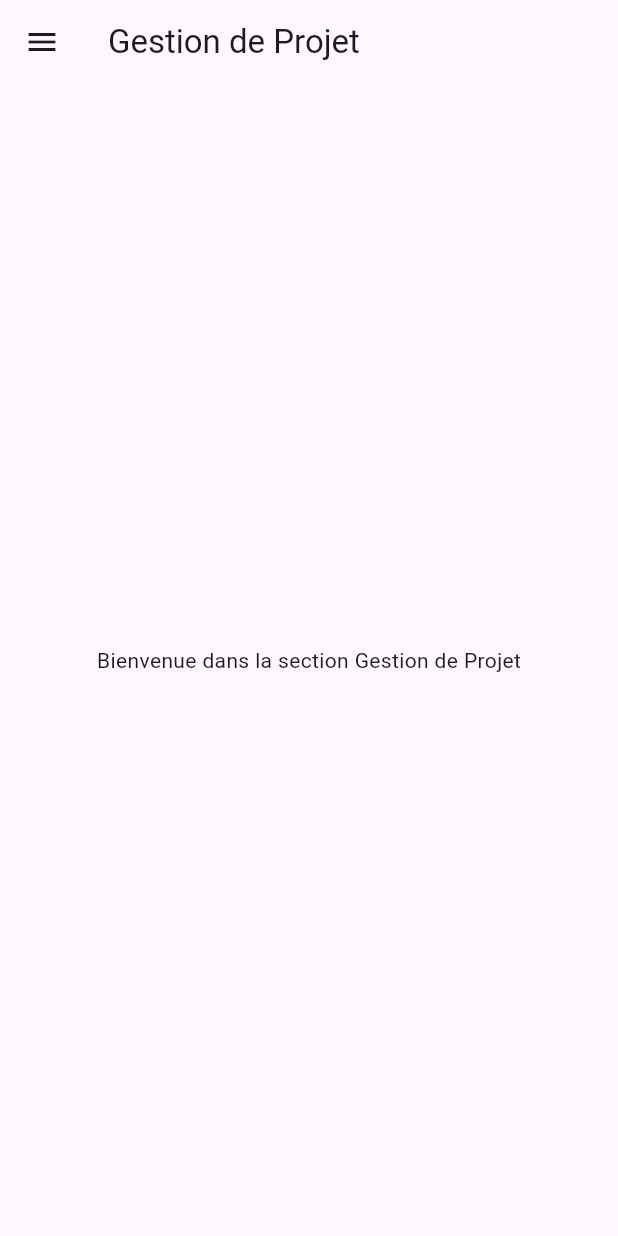
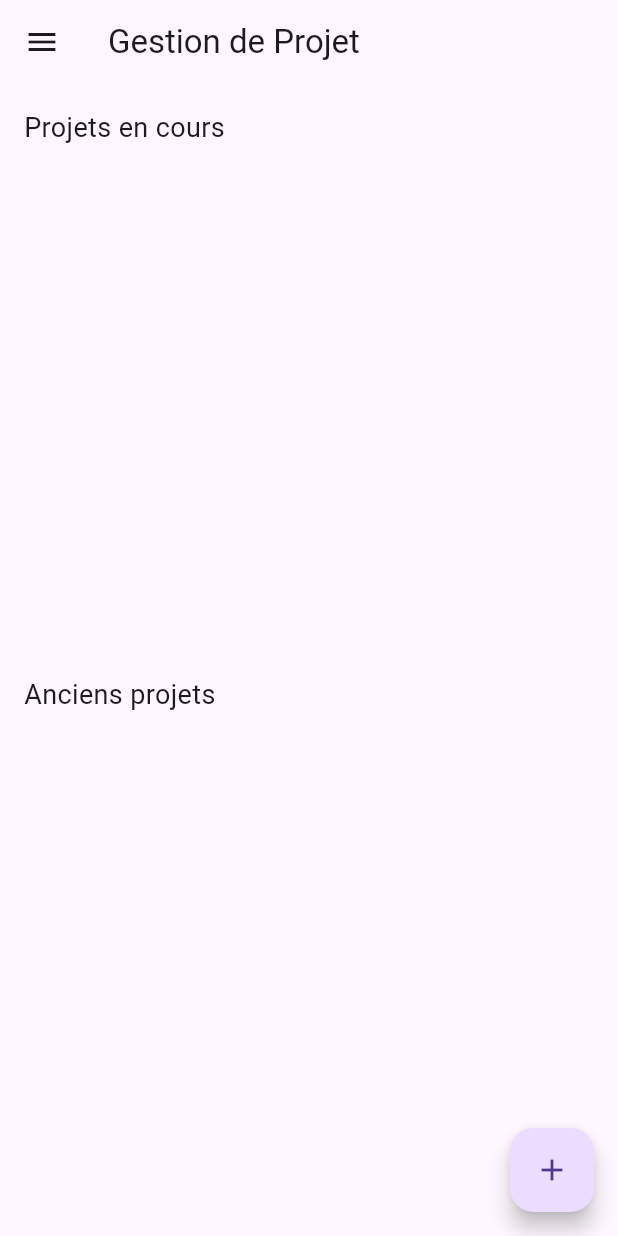
Before and after one commit to dimitristeave/managementUniversityApp, a Flutter app: the ProjectManagementPage screen opened by its route, on a phone screen of 412 x 824 dp. Run offline on Flutter 3.47's test engine with Material 3 defaults, Android fonts, the light colour scheme and no system bars; our stand-ins replace awesome_notifications, cloud_firestore, dio, firebase_auth, firebase_core, firebase_messaging and 3 more; accounts and stored records are empty.

Commit message:
.
project management

```diff
--- a/lib/views/project_management.dart
+++ b/lib/views/project_management.dart
@@ -1,16 +1,94 @@
 import 'package:flutter/material.dart';
+import 'package:cloud_firestore/cloud_firestore.dart';
 import 'package:isibappmoodle/reutilisable/app_drawer.dart';
+import 'package:isibappmoodle/views/add_project_page.dart';
+import 'package:isibappmoodle/views/project_details_page.dart';
 
 class ProjectManagementPage extends StatelessWidget {
+  const ProjectManagementPage({super.key});
+
   @override
   Widget build(BuildContext context) {
+    final FirebaseFirestore firestore = FirebaseFirestore.instance;
+
     return Scaffold(
+      drawer: AppDrawer(),
       appBar: AppBar(
-        title: Text('Gestion de Projet'),
+        title: const Text('Gestion de Projet'),
       ),
-      drawer: AppDrawer(),
-      body: Center(
-        child: Text('Bienvenue dans la section Gestion de Projet'),
+      body: StreamBuilder<QuerySnapshot>(
+        stream: firestore.collection('projects').snapshots(),
+        builder: (context, snapshot) {
+          if (!snapshot.hasData) {
+            return const Center(child: CircularProgressIndicator());
+          }
+
+          final projects = snapshot.data!.docs;
+          final ongoingProjects = projects
+              .where((project) => project['status'] == 'En cours')
+              .toList();
+          final completedProjects = projects
+              .where((project) => project['status'] == 'Terminé')
+              .toList();
+
+          return Padding(
+            padding: const EdgeInsets.all(16.0),
+            child: Column(
+              crossAxisAlignment: CrossAxisAlignment.start,
+              children: [
+                const Text('Projets en cours', style: TextStyle(fontSize: 18)),
+                Expanded(
+                  child: ListView.builder(
+                    itemCount: ongoingProjects.length,
+                    itemBuilder: (context, index) {
+                      final project = ongoingProjects[index];
+                      return ListTile(
+                        title: Text(project['name']),
+                        subtitle: Text('Deadline : ${project['deadline']}'),
+                        onTap: () {
+                          Navigator.push(
+                            context,
+                            MaterialPageRoute(
+                              builder: (context) => ProjectDetailsPage(
+                                projectId: project.id,
+                              ),
+                            ),
+                          );
+                        },
+                      );
+                    },
+                  ),
+                ),
+                const SizedBox(height: 20),
+                const Text('Anciens projets', style: TextStyle(fontSize: 18)),
+                Expanded(
+                  child: ListView.builder(
+                    itemCount: completedProjects.length,
+                    itemBuilder: (context, index) {
+                      final project = completedProjects[index];
+                      return ListTile(
+                        title: Text(project['name']),
+                        subtitle:
+                            Text('Terminé le : ${project['completedDate']}'),
+                      );
+                    },
+                  ),
+                ),
+              ],
+            ),
+          );
+        },
+      ),
+      floatingActionButton: FloatingActionButton(
+        onPressed: () {
+          Navigator.push(
+            context,
+            MaterialPageRoute(
+              builder: (context) => const AddProjectPage(),
+            ),
+          );
+        },
+        child: const Icon(Icons.add),
       ),
     );
   }
--- a/pubspec.yaml
+++ b/pubspec.yaml
@@ -44,6 +44,7 @@ dependencies:
   cupertino_icons: ^1.0.8
   firebase_core: ^3.9.0
   firebase_auth: ^5.3.4
+  cloud_firestore: ^5.6.0
   url_launcher: ^6.3.1
   firebase_messaging: ^15.1.6
   awesome_notifications: ^0.10.0
```
Also changed, not shown: lib/views/add_project_page.dart (added, +59 -0 lines), lib/views/project_details_page.dart (added, +129 -0 lines), pubspec.lock, 3 other files.
